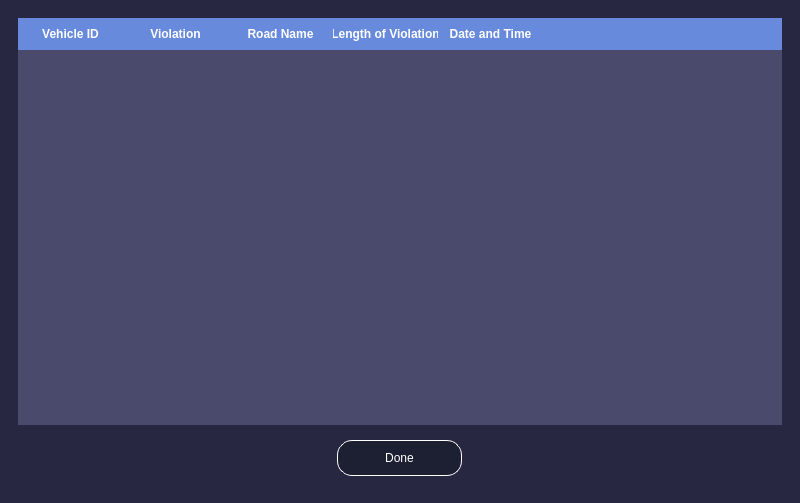
Qt form tableUi.ui (lordsiinbal/Thesis101) before a commit.
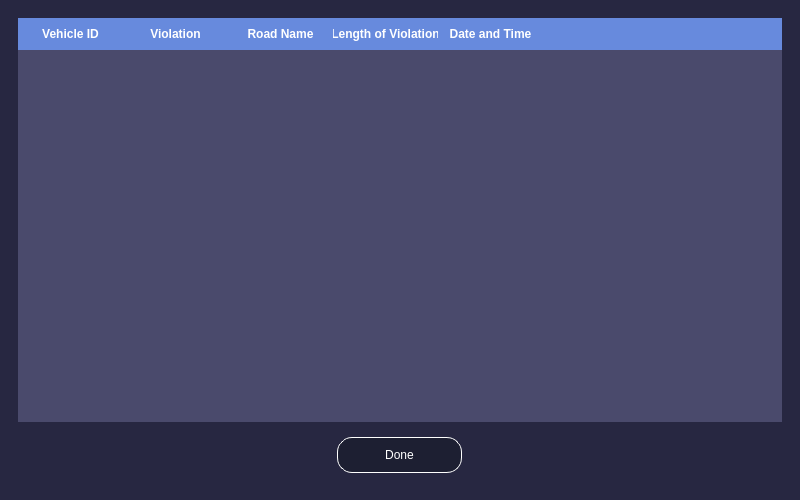
The same form after that commit.

The edit to the form file:
```diff
--- a/tableUi.ui
+++ b/tableUi.ui
@@ -7,7 +7,7 @@
     <x>0</x>
     <y>0</y>
     <width>800</width>
-    <height>503</height>
+    <height>500</height>
    </rect>
   </property>
   <property name="maximumSize">
```
Left out of the diff: 5 changed lines with no effect on the pictures.
